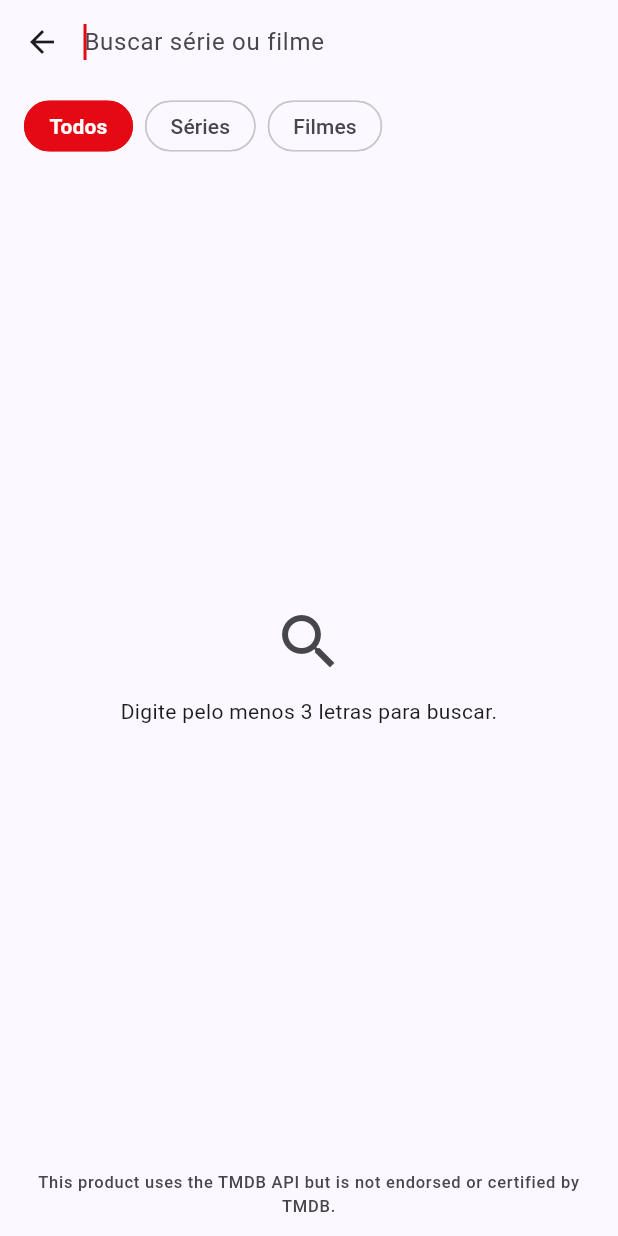
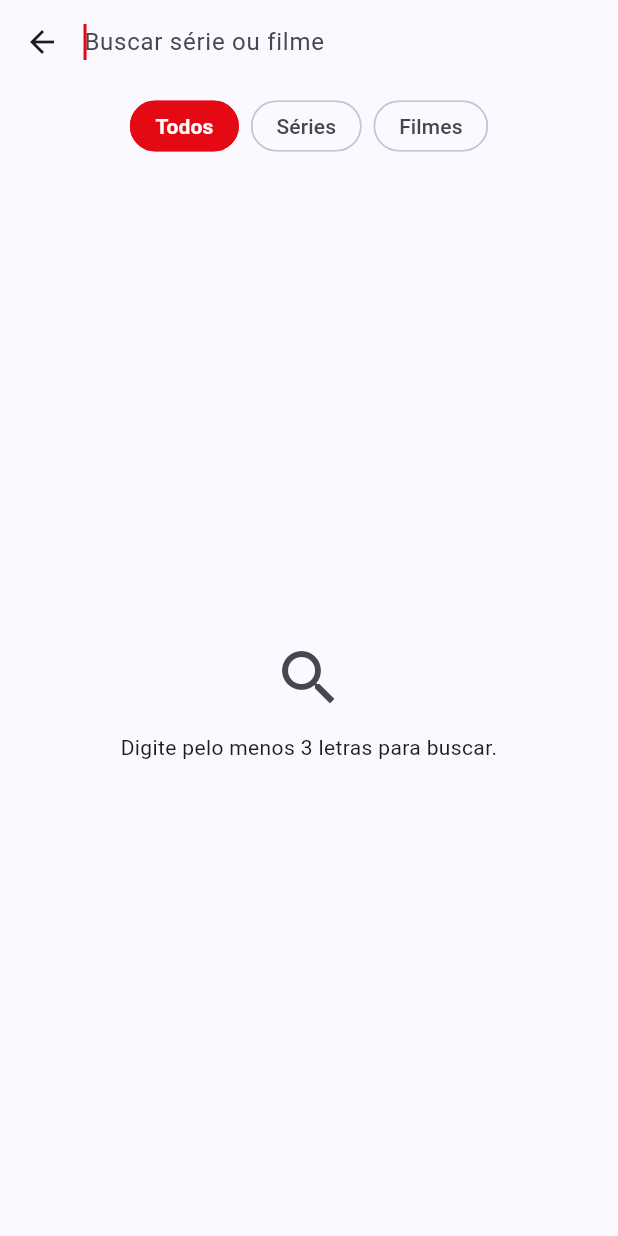
Before and after one commit to mse-moises/appseries, a Flutter app: the SearchPage screen opened by its route, on a phone screen of 412 x 824 dp. Run offline on Flutter 3.47's test engine with Material 3 defaults, Android fonts, the phone set to English and light mode, and no system bars; our stand-ins replace cached_network_image, dio, firebase_auth, firebase_core, google_sign_in, pretty_dio_logger and 1 more; accounts and stored records are empty; generated files the repository leaves out were written again; network calls fail.

Commit message:
fix(busca): second review findings on layout, back navigation and tests
- home: filter box scrolls with the list; pinned, it overflowed a phone with
  a large font
- search: hint/empty screens scroll like LoadingView/ErrorView; the chips sit
  on one scrolling line and the TMDB credit is the list's last item, so the
  keyboard or a large font no longer overflow
- search: the pending query is cancelled on the back gesture, not only at
  dispose (the end of the animation)
- search: Enter/"Buscar" asks at once instead of waiting for the pause
- home search box is announced as a button by screen readers
- fixed comments; new tests for back navigation, result -> detail route,
  filter empty sentence, catalogue rate limit, Enter, keyboard + large font

Co-Authored-By: Claude Opus 5.5 <noreply@anthropic.com>

```diff
--- a/lib/ui/view/home_page.dart
+++ b/lib/ui/view/home_page.dart
@@ -82,12 +82,12 @@ class _HomePageState extends State<HomePage> {
                 ),
               ],
             ),
-          // Outside the scroll: the search box stays on top while she scrolls.
-          FiltroHome(filtro: home.filtro, onFiltro: home.setFiltro),
           Expanded(
             child: ListView(
               children: <Widget>[
-                const SizedBox(height: 8),
+                // Inside the scroll, not pinned above it: pinned, its ~110 px
+                // plus the footer overflowed a phone with a large font.
+                FiltroHome(filtro: home.filtro, onFiltro: home.setFiltro),
                 CarouselSection(
                   titulo: 'Em alta',
                   secao: home.emAlta,
--- a/lib/ui/view/search_page.dart
+++ b/lib/ui/view/search_page.dart
@@ -53,7 +53,14 @@ class _SearchPageState extends State<SearchPage> {
   Widget build(BuildContext context) {
     final SearchViewModel busca = context.watch<SearchViewModel>();
 
-    return Scaffold(
+    // Cancels on the way out, not only in `dispose`: the page is disposed at
+    // the end of the back animation, and the pending search would leave during
+    // it for a screen nobody is looking at.
+    return PopScope(
+      onPopInvokedWithResult: (bool saiu, Object? _) {
+        if (saiu) _busca.cancelar();
+      },
+      child: Scaffold(
         appBar: AppBar(
           titleSpacing: 0,
           title: TextField(
@@ -61,6 +68,7 @@ class _SearchPageState extends State<SearchPage> {
             controller: _texto,
             autofocus: true,
             onChanged: busca.setConsulta,
+            onSubmitted: (_) => busca.buscarAgora(),
             textInputAction: TextInputAction.search,
             cursorColor: AppTheme.destaque,
             decoration: InputDecoration(
@@ -78,16 +86,16 @@ class _SearchPageState extends State<SearchPage> {
         ),
         body: Column(
           children: <Widget>[
-          Padding(
+            // One line that scrolls sideways: wrapping, the chips grew taller
+            // with a large font and squeezed the results out.
+            SingleChildScrollView(
+              scrollDirection: Axis.horizontal,
               padding: const EdgeInsets.fromLTRB(16, 8, 16, 8),
-            child: Align(
-              alignment: Alignment.centerLeft,
               child: TipoFiltroChips(filtro: busca.filtro, onFiltro: busca.setFiltro),
             ),
+            Expanded(child: _corpo(busca)),
+          ],
         ),
-          Expanded(child: _corpo(busca)),
-          const _Atribuicao(),
-        ],
       ),
     );
   }
@@ -102,15 +110,16 @@ class _SearchPageState extends State<SearchPage> {
       mensagem: busca.erro!,
       onRetry: busca.podeTentarDeNovo ? busca.tentarDeNovo : null,
     ),
-        EstadoBusca.vazio => _Aviso(
-            icone: Icons.search_off,
-            mensagem: _semResultado(busca),
-          ),
+    EstadoBusca.vazio => _Aviso(icone: Icons.search_off, mensagem: _semResultado(busca)),
+    // The TMDB credit goes with the TMDB data: last item of the list, so
+    // it scrolls instead of taking fixed height over a keyboard.
     EstadoBusca.resultados => ListView.separated(
       padding: const EdgeInsets.fromLTRB(16, 4, 16, 16),
-            itemCount: busca.resultados.length,
+      itemCount: busca.resultados.length + 1,
       separatorBuilder: (BuildContext context, int _) => const SizedBox(height: 12),
-            itemBuilder: (BuildContext context, int i) => _ResultadoTile(item: busca.resultados[i]),
+      itemBuilder: (BuildContext context, int i) => i == busca.resultados.length
+          ? const _Atribuicao()
+          : _ResultadoTile(item: busca.resultados[i]),
     ),
   };
 
@@ -203,6 +212,9 @@ class _ResultadoTile extends StatelessWidget {
 }
 
 /// Centered icon and sentence: the hint and the "nothing found" screens.
+///
+/// Same layout as `LoadingView`/`ErrorView`: centered when there is room, and
+/// scrollable when there is not (keyboard open, large font).
 class _Aviso extends StatelessWidget {
   const _Aviso({required this.icone, required this.mensagem});
 
@@ -210,7 +222,11 @@ class _Aviso extends StatelessWidget {
   final String mensagem;
 
   @override
-  Widget build(BuildContext context) => Center(
+  Widget build(BuildContext context) => LayoutBuilder(
+    builder: (BuildContext context, BoxConstraints constraints) => SingleChildScrollView(
+      child: ConstrainedBox(
+        constraints: BoxConstraints(minHeight: constraints.maxHeight),
+        child: Center(
           child: Padding(
             padding: const EdgeInsets.all(24),
             child: Column(
@@ -222,6 +238,9 @@ class _Aviso extends StatelessWidget {
               ],
             ),
           ),
+        ),
+      ),
+    ),
   );
 }
 
@@ -230,17 +249,14 @@ class _Atribuicao extends StatelessWidget {
   const _Atribuicao();
 
   @override
-  Widget build(BuildContext context) => SafeArea(
-        top: false,
-        child: Padding(
-          padding: const EdgeInsets.fromLTRB(16, 4, 16, 12),
+  Widget build(BuildContext context) => Padding(
+    padding: const EdgeInsets.only(top: 8),
     child: Text(
       'This product uses the TMDB API but is not endorsed or certified by TMDB.',
       textAlign: TextAlign.center,
-            style: Theme.of(context).textTheme.labelSmall?.copyWith(
-                  color: Theme.of(context).colorScheme.onSurfaceVariant,
-                ),
-          ),
+      style: Theme.of(
+        context,
+      ).textTheme.labelSmall?.copyWith(color: Theme.of(context).colorScheme.onSurfaceVariant),
     ),
   );
 }
```
Also changed, not shown: lib/ui/view_model/search_view_model.dart (+16 -4 lines), lib/ui/widgets/filtro_home.dart (+5 -2 lines), 3 other files. Lines whose indentation alone changed are shown as unchanged.
